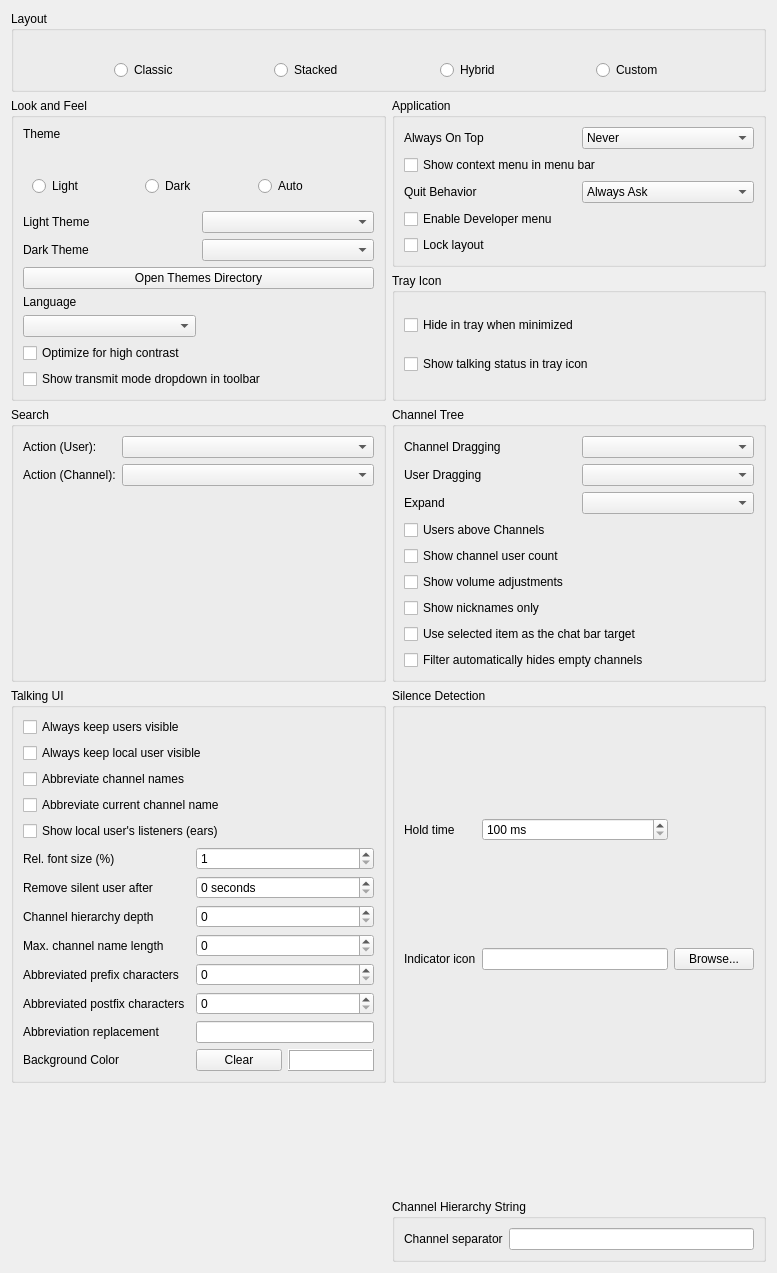
Old version of the form src/mumble/LookConfig.ui in the repository d3adb5/mumble.
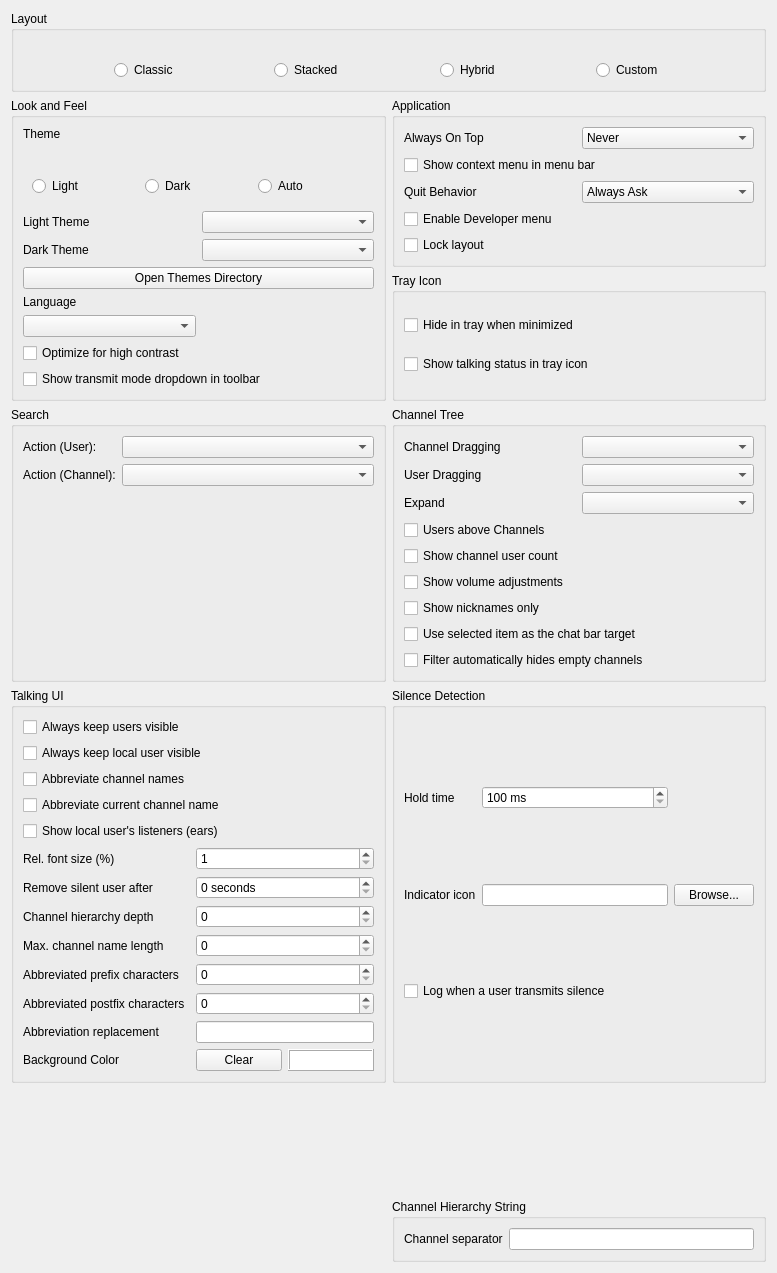
New version of the form. Icons and pictures are not drawn. Custom widgets are drawn as their Qt base class.

Commit message:
feat: optionally log when another user transmits silence
Add a "Log when a user transmits silence" option (Look > Silence Detection,
off by default). When enabled, a console-log entry is written as another user's
transmission flips from audible to silent, reusing the audibility transition
already detected in ClientUser::registerAudioPower. Only other users are logged;
our own silence is self-evident.

Diff of the .ui file:
```diff
--- a/src/mumble/LookConfig.ui
+++ b/src/mumble/LookConfig.ui
@@ -218,6 +218,16 @@
         </property>
        </widget>
       </item>
+      <item row="2" column="0" colspan="3">
+       <widget class="QCheckBox" name="qcbLogSilentTransmission">
+        <property name="toolTip">
+         <string>Write a console-log message when another user keeps transmitting but their stream goes silent.</string>
+        </property>
+        <property name="text">
+         <string>Log when a user transmits silence</string>
+        </property>
+       </widget>
+      </item>
      </layout>
     </widget>
    </item>
```
Left out of the diff: 1 changed line with no effect on the pictures. The commit also changes 5 other files.
